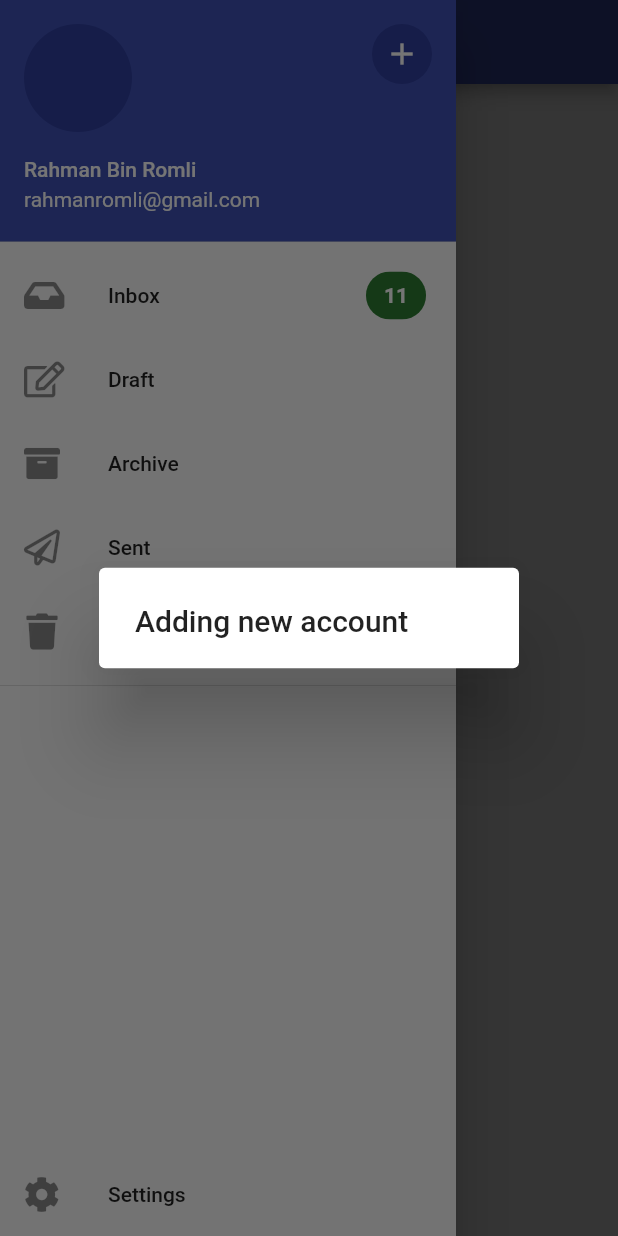
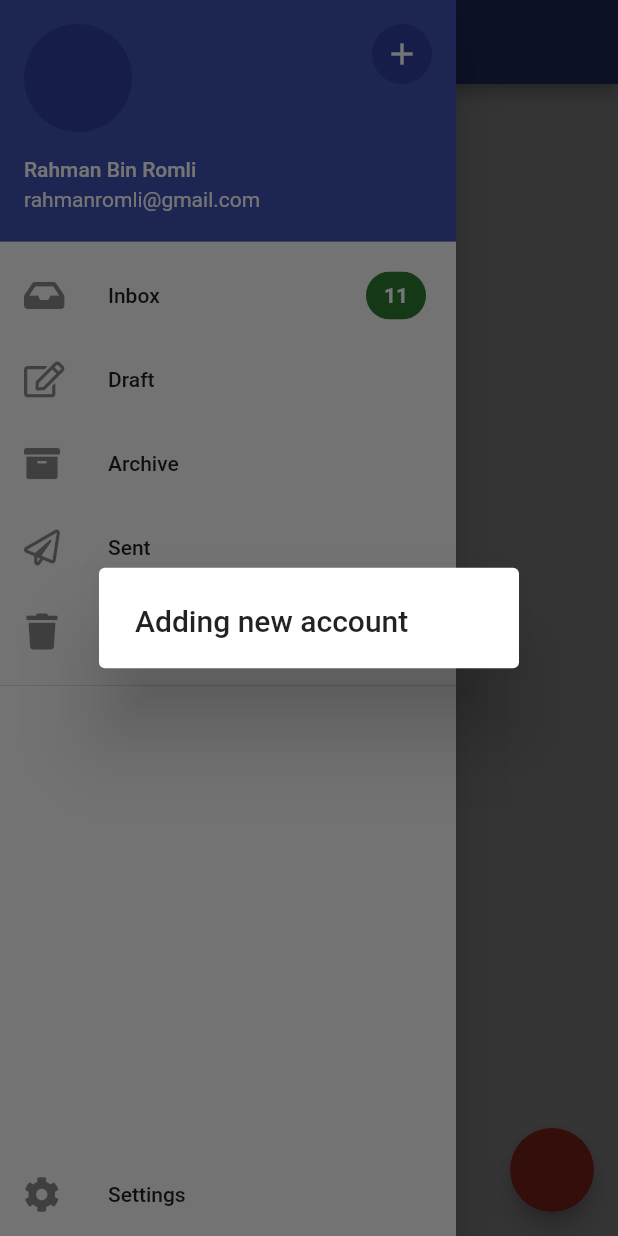
Before and after one commit to rahman541/flutter_prct_yt, a Flutter app: the CalendarScreen screen opened directly, in the side drawer, after a tap on the "add" icon, on a phone screen of 412 x 824 dp. Run offline on Flutter 3.47's test engine with Material 2 defaults, Android fonts, the phone set to English and light mode, and no system bars; our stand-ins replace flutter_slidable, font_awesome_flutter, rxdart; generated files the repository leaves out were written again; network calls fail.

Commit message:
Flutter in Practice - E27: More Manager BLoCs & Streams

```diff
--- a/lib/CalendarScreen.dart
+++ b/lib/CalendarScreen.dart
@@ -1,6 +1,8 @@
 import 'package:flutter/material.dart';
+import 'package:flutter_prct_yt/FabButton.dart';
 
 import 'AppDrawer.dart';
+import 'Counter.dart';
 
 class CalendarScreen extends StatelessWidget {
   @override
@@ -8,9 +10,8 @@ class CalendarScreen extends StatelessWidget {
     return Scaffold(
       appBar: AppBar(title: Text('Calendar')),
       drawer: AppDrawer(),
-      body: Center(
-        child: Text('Center'),
-      ),
+      body: Counter(),
+      floatingActionButton: FabButton(),
     );
   }
 }
--- a/lib/ContactCounter.dart
+++ b/lib/ContactCounter.dart
@@ -1,7 +1,6 @@
 import 'package:flutter/material.dart';
 
 import 'ContactManager.dart';
-import 'Overseer.dart';
 import 'Provider.dart';
 
 class ContactCounter extends StatelessWidget {
@@ -10,7 +9,7 @@ class ContactCounter extends StatelessWidget {
     ContactManager manager = Provider.of(context).fetch(ContactManager);
 
     return StreamBuilder<int>(
-      stream: manager.contactCount,
+      stream: manager.count$,
       builder: (context, snapshot) {
         return Chip(
           label: Text(
--- a/lib/ContactSearchDelegate.dart
+++ b/lib/ContactSearchDelegate.dart
@@ -2,7 +2,6 @@ import 'package:flutter/material.dart';
 import 'package:flutter_prct_yt/ContactListBuilder.dart';
 
 import 'ContactManager.dart';
-import 'Overseer.dart';
 import 'Provider.dart';
 import 'model/Contact.dart';
 
@@ -43,7 +42,7 @@ class ContactSearchDelegate extends SearchDelegate {
     }
 
     return ContactListBuilder(
-      stream: manager.filteredCollection(query: query),
+      stream: manager.browse$(filter: query),
       builder: (context, contacts) {
         return ListView.separated(
           itemCount: contacts?.length ?? 0,
--- a/lib/ContactsScreen.dart
+++ b/lib/ContactsScreen.dart
@@ -5,7 +5,6 @@ import 'package:flutter_prct_yt/ContactListBuilder.dart';
 import 'package:flutter_prct_yt/ContactManager.dart';
 import 'package:flutter_prct_yt/ContactSearchDelegate.dart';
 
-import 'Overseer.dart';
 import 'Provider.dart';
 import 'model/Contact.dart';
 
@@ -33,7 +32,7 @@ class ContactsScreen extends StatelessWidget {
         ),
         drawer: AppDrawer(),
         body: ContactListBuilder(
-          stream: manager.contactListView,
+          stream: manager.browse$(),
           builder: (context, contacts) {
             return ListView.separated(
               itemCount: contacts?.length ?? 0,
--- /dev/null
+++ b/lib/Counter.dart
@@ -0,0 +1,21 @@
+import 'package:flutter/material.dart';
+import 'package:flutter_prct_yt/CounterManager.dart';
+
+import 'Provider.dart';
+
+class Counter extends StatelessWidget {
+  @override
+  Widget build(BuildContext context) {
+    CounterManager manager = Provider.of(context).fetch(CounterManager);
+
+    return Center(
+      child: StreamBuilder<int>(
+        initialData: 0,
+        stream: manager.counter$,
+        builder: (context, snapshot) {
+          return Text('Calendar: ${snapshot.data}');
+        }
+      ),
+    );
+  }
+}
--- /dev/null
+++ b/lib/CounterManager.dart
@@ -0,0 +1,10 @@
+import 'package:rxdart/subjects.dart';
+
+class CounterManager {
+  BehaviorSubject<int> _counter = BehaviorSubject<int>.seeded(0);
+  int get _current => _counter.value;
+
+  Stream<int> get counter$ => _counter.stream;
+  void increment() => _counter.add(_current + 1);
+  void decrement() => _counter.add(_current - 1);
+}
--- /dev/null
+++ b/lib/FabButton.dart
@@ -0,0 +1,15 @@
+import 'package:flutter/material.dart';
+
+import 'CounterManager.dart';
+import 'Provider.dart';
+
+class FabButton extends StatelessWidget {
+  @override
+  Widget build(BuildContext context) {
+    CounterManager manager = Provider.of(context).fetch(CounterManager);
+
+    return FloatingActionButton(
+      onPressed: manager.increment,
+    );
+  }
+}
--- a/lib/Overseer.dart
+++ b/lib/Overseer.dart
@@ -1,10 +1,12 @@
 import 'package:flutter_prct_yt/ContactManager.dart';
+import 'package:flutter_prct_yt/CounterManager.dart';
 
 class Overseer {
   Map<dynamic, dynamic> repository = {};
 
   Overseer() {
     register(ContactManager, ContactManager());
+    register(CounterManager, CounterManager());
   }
 
   register(name, object) {
```
Also changed, not shown: lib/ContactManager.dart (+7 -5 lines).
